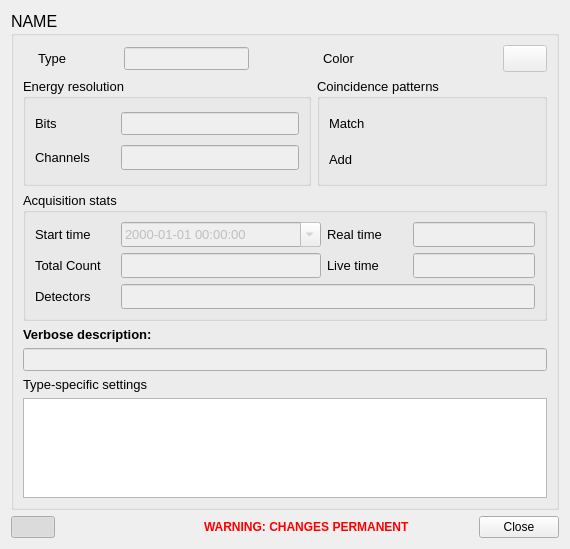
Qt form forms/dialog_spectrum.ui (usnistgov/qpx-gamma) before a commit.
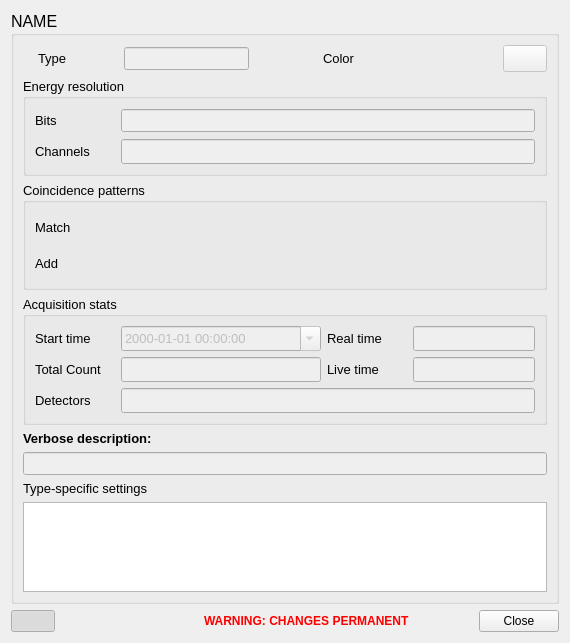
The same form after that commit. Icons and pictures are not drawn. Custom widgets are drawn as their Qt base class.

What changed in the file:
```diff
--- a/forms/dialog_spectrum.ui
+++ b/forms/dialog_spectrum.ui
@@ -7,7 +7,7 @@
     <x>0</x>
     <y>0</y>
     <width>570</width>
-    <height>549</height>
+    <height>643</height>
    </rect>
   </property>
   <property name="windowTitle">
@@ -29,7 +29,7 @@
       <string>NAME</string>
      </property>
      <layout class="QGridLayout" name="gridLayout">
-      <item row="6" column="0">
+      <item row="7" column="0">
        <widget class="QLabel" name="label_13">
         <property name="font">
          <font>
@@ -41,7 +41,7 @@
         </property>
        </widget>
       </item>
-      <item row="5" column="0">
+      <item row="6" column="0">
        <widget class="QLineEdit" name="lineDescription">
         <property name="enabled">
          <bool>false</bool>
@@ -199,7 +199,7 @@
         </item>
        </layout>
       </item>
-      <item row="2" column="0">
+      <item row="3" column="0">
        <widget class="QGroupBox" name="groupBox_4">
         <property name="font">
          <font>
@@ -379,7 +379,7 @@
         </layout>
        </widget>
       </item>
-      <item row="4" column="0">
+      <item row="5" column="0">
        <widget class="QLabel" name="label_2">
         <property name="font">
          <font>
@@ -469,7 +469,12 @@
           </layout>
          </widget>
         </item>
-        <item>
+       </layout>
+      </item>
+      <item row="8" column="0">
+       <widget class="QTableView" name="tableGenericAttrs"/>
+      </item>
+      <item row="2" column="0">
          <widget class="QGroupBox" name="groupBox_2">
           <property name="font">
            <font>
@@ -556,11 +561,6 @@
            </item>
           </layout>
          </widget>
-        </item>
-       </layout>
-      </item>
-      <item row="7" column="0">
-       <widget class="QTableView" name="tableGenericAttrs"/>
       </item>
      </layout>
     </widget>
```
Lines whose indentation alone changed are shown as unchanged.
